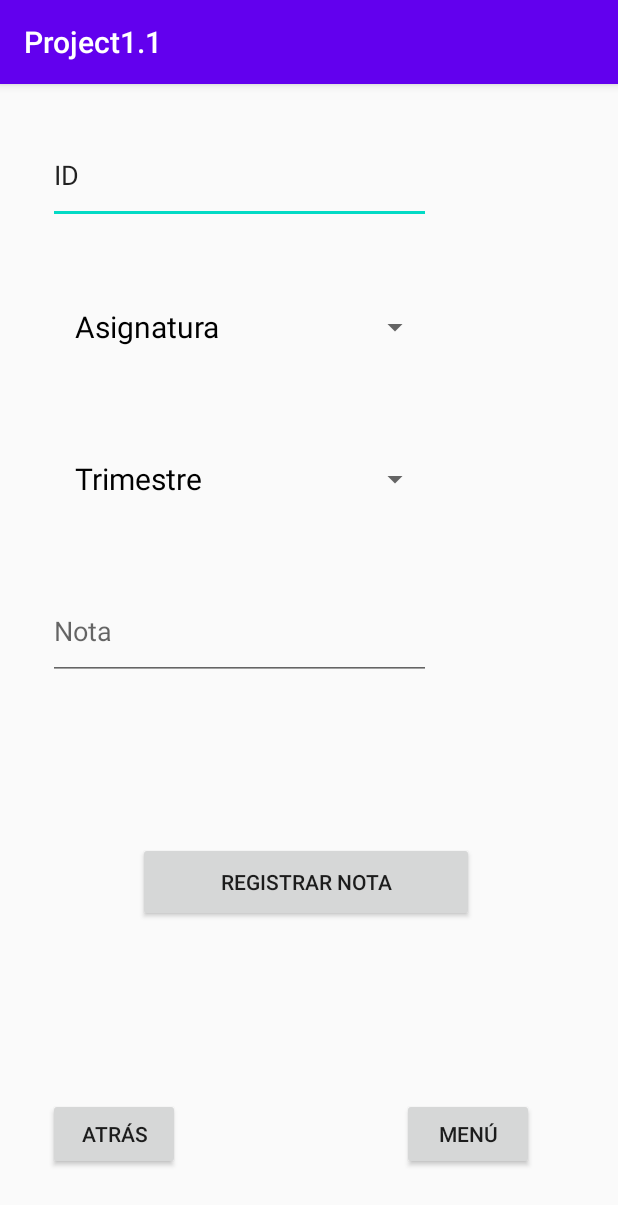
After one commit to sergiomunrui/Project1.1, an Android app: the RegistrarNotasActivity screen opened directly, with no data from a screen before it, on a phone screen of 412 x 824 dp. The commit adds this screen. Shown: the top 1205 px of the screen. Run offline under Robolectric (Android 15) with nearby library versions, the phone set to English and light mode, and no system bars.

Commit message:
Añadida la lógica de la pantalla RegistrarNotasActivity

```diff
--- /dev/null
+++ b/app/src/main/java/com/sergio/project11/RegistrarNotasActivity.java
@@ -0,0 +1,110 @@
+package com.sergio.project11;
+
+import android.content.Intent;
+import android.database.sqlite.SQLiteDatabase;
+import android.support.v7.app.AppCompatActivity;
+import android.os.Bundle;
+import android.view.View;
+import android.widget.ArrayAdapter;
+import android.widget.EditText;
+import android.widget.Spinner;
+import android.widget.Toast;
+
+public class RegistrarNotasActivity extends AppCompatActivity {
+
+    private Spinner spAsignatura, spTrimestre;
+    private ArrayAdapter<CharSequence> adapterAsignatura, adapterTrimestre;
+
+    private EditText etID, etNota;
+
+    @Override
+    protected void onCreate(Bundle savedInstanceState) {
+        super.onCreate(savedInstanceState);
+        setContentView(R.layout.activity_registrar_notas);
+
+        etID=findViewById(R.id.etID);
+        etNota=findViewById(R.id.etNota);
+
+        spAsignatura = findViewById(R.id.spAsignatura);
+        spTrimestre = findViewById(R.id.spTrimestre);
+
+
+        adapterAsignatura = ArrayAdapter.createFromResource(
+                this, R.array.spinner_items_asig, R.layout.spinner_item);
+        adapterAsignatura.setDropDownViewResource(R.layout.spinner_item);
+        spAsignatura.setAdapter(adapterAsignatura);
+
+        adapterTrimestre = ArrayAdapter.createFromResource(
+                this, R.array.spinner_items_tri, R.layout.spinner_item);
+        adapterTrimestre.setDropDownViewResource(R.layout.spinner_item);
+        spTrimestre.setAdapter(adapterTrimestre);
+
+    }
+
+    public void registrarNotaAsignatura(View view) {
+        int idAlumno=0;
+        double nota=0;
+        int trimestreSeleccionado=0;
+        int asignaturaSeleccionada=0;
+        String campoId = etID.getText().toString().trim();
+        String campoNota = etNota.getText().toString().trim();
+        String asignaturaSpinner = spAsignatura.getSelectedItem().toString();
+        String trimestreSpinner = spTrimestre.getSelectedItem().toString();
+
+
+        //Pasamos de cadena de texto a int y double respectivamente
+        idAlumno=Integer.parseInt(campoId);
+        nota=Double.parseDouble(campoNota);
+
+        //Pasamos de cadena de texto lo seleccionado a int
+        if(trimestreSpinner.equals("Primer trimestre")){
+            trimestreSeleccionado=1;
+        }if(trimestreSpinner.equals("Segundo trimestre")){
+            trimestreSeleccionado=2;
+        }if(trimestreSpinner.equals("Tercer trimestre")){
+            trimestreSeleccionado=3;
+        }
+
+        //Pasamos de cadena de texto lo seleccionado a int
+        if(asignaturaSpinner.equals("Matemáticas")){
+            asignaturaSeleccionada=1;
+        }if(asignaturaSpinner.equals("Lengua")){
+            asignaturaSeleccionada=2;
+        }if(asignaturaSpinner.equals("Biología")){
+            asignaturaSeleccionada=3;
+        }if(asignaturaSpinner.equals("Inglés")){
+            asignaturaSeleccionada=4;
+        }if(asignaturaSpinner.equals("Educación Física")){
+            asignaturaSeleccionada=5;
+        }
+
+        if (idAlumno!= 0 && nota!= 0 && asignaturaSeleccionada != 0 && trimestreSeleccionado != 0) {
+            DatabaseHelper dbHelper = new DatabaseHelper(this);
+            SQLiteDatabase db = dbHelper.getWritableDatabase();
+
+            // Aquí necesitarías realizar la consulta SQL adecuada según tu diseño de base de datos
+            String query = "INSERT INTO nota (alumno_id, asignatura_id, trimestre, nota) VALUES (?, ?, ?, ?)";
+            db.execSQL(query, new Object[]{idAlumno, asignaturaSeleccionada, trimestreSeleccionado, nota});
+
+            db.close();
+
+            Toast.makeText(this, "Nota registrada correctamente", Toast.LENGTH_SHORT).show();
+        } else {
+            Toast.makeText(this, "Por favor, rellena todos los campos de forma correcta", Toast.LENGTH_SHORT).show();
+        }
+
+    }
+
+    //Método para pasar a MainActivity
+    public void Menu(View view){
+        Intent i = new Intent(this, MainActivity.class);
+        startActivity(i);
+    }
+
+    //Método para pasar a RegistrarActivity
+    public void Atrás(View view){
+        Intent i = new Intent(this, RegistrarActivity.class);
+        startActivity(i);
+    }
+
+}
--- /dev/null
+++ b/app/src/main/res/layout/activity_registrar_notas.xml
@@ -0,0 +1,85 @@
+<?xml version="1.0" encoding="utf-8"?>
+<android.support.constraint.ConstraintLayout xmlns:android="http://schemas.android.com/apk/res/android"
+    xmlns:app="http://schemas.android.com/apk/res-auto"
+    xmlns:tools="http://schemas.android.com/tools"
+    android:layout_width="match_parent"
+    android:layout_height="match_parent"
+    tools:context=".RegistrarNotasActivity">
+
+    <EditText
+        android:id="@+id/etID"
+        android:layout_width="255dp"
+        android:layout_height="65dp"
+        android:layout_marginStart="32dp"
+        android:layout_marginTop="28dp"
+        android:ems="10"
+        android:inputType="textPersonName"
+        android:text="@string/etRegistrarID"
+        android:textSize="18sp"
+        app:layout_constraintStart_toStartOf="parent"
+        app:layout_constraintTop_toTopOf="parent" />
+
+    <Spinner
+        android:id="@+id/spAsignatura"
+        android:layout_width="255dp"
+        android:layout_height="65dp"
+        android:layout_marginStart="32dp"
+        android:layout_marginTop="36dp"
+        app:layout_constraintStart_toStartOf="parent"
+        app:layout_constraintTop_toBottomOf="@+id/etID" />
+
+    <Spinner
+        android:id="@+id/spTrimestre"
+        android:layout_width="255dp"
+        android:layout_height="65dp"
+        android:layout_marginStart="32dp"
+        android:layout_marginTop="36dp"
+        app:layout_constraintStart_toStartOf="parent"
+        app:layout_constraintTop_toBottomOf="@+id/spAsignatura" />
+
+    <EditText
+        android:id="@+id/etNota"
+        android:layout_width="255dp"
+        android:layout_height="65dp"
+        android:layout_marginStart="32dp"
+        android:layout_marginTop="36dp"
+        android:ems="10"
+        android:hint="@string/etNota"
+        android:inputType="numberDecimal"
+        android:textSize="18sp"
+        app:layout_constraintStart_toStartOf="parent"
+        app:layout_constraintTop_toBottomOf="@+id/spTrimestre" />
+
+    <Button
+        android:id="@+id/btnRegistrarNota"
+        android:layout_width="224dp"
+        android:layout_height="53dp"
+        android:layout_marginStart="92dp"
+        android:layout_marginTop="108dp"
+        android:onClick="registrarNotaAsignatura"
+        android:text="@string/btnRegistrarNota"
+        app:layout_constraintStart_toStartOf="parent"
+        app:layout_constraintTop_toBottomOf="@+id/etNota" />
+
+    <Button
+        android:id="@+id/button2"
+        android:layout_width="wrap_content"
+        android:layout_height="wrap_content"
+        android:layout_marginStart="32dp"
+        android:layout_marginBottom="44dp"
+        android:onClick="Atrás"
+        android:text="@string/btnAtras"
+        app:layout_constraintBottom_toBottomOf="parent"
+        app:layout_constraintStart_toStartOf="parent" />
+
+    <Button
+        android:id="@+id/button3"
+        android:layout_width="wrap_content"
+        android:layout_height="wrap_content"
+        android:layout_marginEnd="56dp"
+        android:layout_marginBottom="44dp"
+        android:onClick="Menu"
+        android:text="@string/btnMenu"
+        app:layout_constraintBottom_toBottomOf="parent"
+        app:layout_constraintEnd_toEndOf="parent" />
+</android.support.constraint.ConstraintLayout>
--- a/app/src/main/res/layout/spinner_item.xml
+++ b/app/src/main/res/layout/spinner_item.xml
@@ -3,6 +3,6 @@
     android:id="@+id/spinner_item_text"
     android:layout_width="match_parent"
     android:layout_height="wrap_content"
-    android:textSize="16sp"
-    android:padding="12dp"
+    android:textSize="20sp"
+    android:padding="18sp"
     android:textColor="@android:color/black"/>
--- a/app/src/main/res/values/strings.xml
+++ b/app/src/main/res/values/strings.xml
@@ -10,8 +10,9 @@
     <string name="etRegistrarApellidos">Apellidos</string>
     <string name="etRegistrarTeléfono">Teléfono</string>
     <string name="etRegistrarCorreo">Correo</string>
-    <string name="btRegistrarAlumno">Registrar alumno</string>
-    <string name="etRegistrarNotas">Registrar notas</string>
+    <string name="etRegistrarID">ID</string>
+    <string name="btnRegistrarAlumno">Registrar alumno</string>
+    <string name="btnRegistrarNotas">Registrar notas</string>
     <string name="spCurso">Curso</string>
     <string-array name="spinner_items">
         <item>Curso</item> <!-- Este elemento será el "hint", no seleccionable -->
@@ -28,4 +29,22 @@
         <item>4B</item>
         <item>4C</item>
     </string-array>
+    <string name="etNota">Nota</string>
+    <string name="btnRegistrarNota">Registrar nota</string>
+    <string name="btnAtras">Atrás</string>
+    <string-array name="spinner_items_tri">
+        <item>Trimestre</item> <!-- Este elemento será el "hint", no seleccionable -->
+        <item>Primer trimestre</item>
+        <item>Segundo trimestre</item>
+        <item>Tercer trimestre</item>
+    </string-array>
+    <string-array name="spinner_items_asig">
+        <item>Asignatura</item> <!-- Este elemento será el "hint", no seleccionable -->
+        <item>Matemáticas</item>
+        <item>Lengua</item>
+        <item>Biología</item>
+        <item>Inglés</item>
+        <item>Educación Física</item>
+    </string-array>
+
 </resources>
```
Also changed, not shown: app/src/main/AndroidManifest.xml (+7 -0 lines), app/src/main/java/com/sergio/project11/DatabaseHelper.java (+6 -3 lines), app/src/main/java/com/sergio/project11/RegistrarActivity.java (+57 -26 lines), app/src/main/res/layout/activity_registrar.xml (+45 -11 lines).
